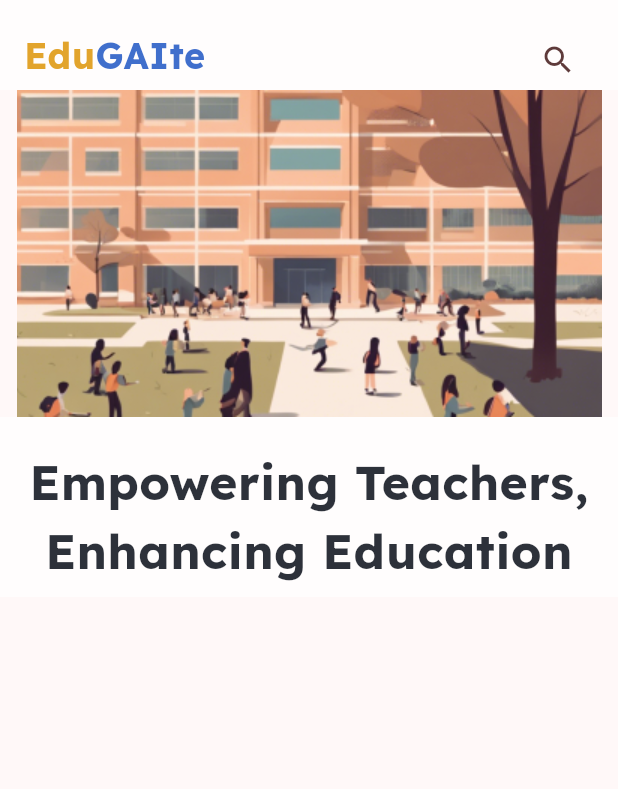
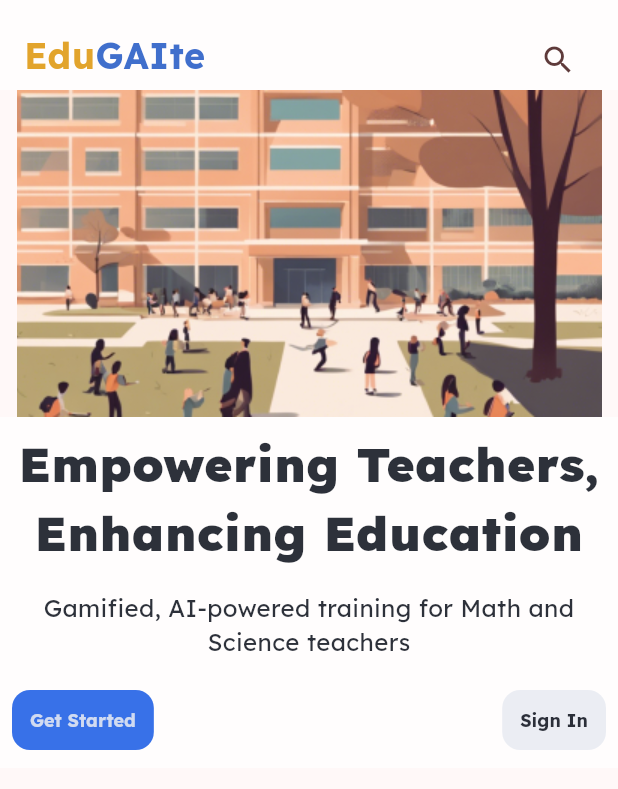
Before and after one commit to SiegfredLorelle/edugaite, a Flutter app: the HomePage screen opened by its route, on a phone screen of 412 x 824 dp. Shown: the top 789 px of the screen. Run offline on Flutter 3.47's test engine with Material 3 defaults, Android fonts, the light colour scheme and no system bars.

Commit message:
Add texts and login/sign up buttons

```diff
--- a/lib/main.dart
+++ b/lib/main.dart
@@ -182,22 +182,91 @@ class HomePageBody extends StatelessWidget {
   Widget build(BuildContext context) {
     return Container(
       child: Column(children: <Widget> [
+
         const Image(image: AssetImage('assets/images/home-hero.png')),
+
         Container(
           color: Colors.white70,
-          padding: const EdgeInsets.fromLTRB(16.0, 20.0, 16.0, 8.0),
-          child: Text(
+          padding: const EdgeInsets.fromLTRB(8.0, 8.0, 8.0, 8.0),
+          child: const Text(
             "Empowering Teachers, Enhancing Education",
             textAlign: TextAlign.center,
             style: TextStyle(
               fontSize: 32.0,
               color: Color.fromRGBO(13, 18, 28, 0.867),
               fontFamily: "Lexend",
-              fontWeight: FontWeight.bold,
+              fontWeight: FontWeight.w900,
             )
+          )
+        ),
+
+        Container(
+          color: Colors.white70,
+          padding: const EdgeInsets.fromLTRB(8.0, 8.0, 8.0, 8.0),
+          child: const Text(
+            "Gamified, AI-powered training for Math and Science teachers",
+            textAlign: TextAlign.center,
+            style: TextStyle(
+              fontSize: 16.0,
+              color: Color.fromRGBO(13, 18, 28, 0.867),
+              fontFamily: "Lexend",
+            )
+          )
+        ),
+
+        // Spacer(),
+
+        Container(
+          color: Colors.white70,
+          padding: const EdgeInsets.fromLTRB(8.0, 8.0, 8.0, 8.0),
+          child: Row( children: <Widget> [
+            TextButton(
+              onPressed: () {
+                // Handle login logic here (e.g., form validation, authentication)
+              },
+              style: TextButton.styleFrom(
+                backgroundColor: const Color.fromRGBO(26, 92, 229, 0.867), // Set your desired background color
+                shape: RoundedRectangleBorder(
+                  borderRadius: BorderRadius.circular(12.0), // Customize button shape
+                ),
+                foregroundColor: const Color.fromRGBO(232, 235, 242, 0.867), // Set your desired color here
+                textStyle: const TextStyle(
+                  fontSize: 12.0, // Set text size
+                  fontFamily: "Lexend",
+                  fontWeight: FontWeight.bold,
+
+                ),
+              ),
+              child: const Text('Get Started'),
+            ),
+
+            const Spacer(),
+
+            TextButton(
+              onPressed: () {
+                // Handle login logic here (e.g., form validation, authentication)
+              },
+              style: TextButton.styleFrom(
+                backgroundColor: const Color.fromRGBO(232, 235, 242, 0.867), // Set your desired background color
+                shape: RoundedRectangleBorder(
+                  borderRadius: BorderRadius.circular(12.0), // Customize button shape
+                ),
+                foregroundColor: const Color.fromRGBO(13, 18, 28, 0.867), // Set your desired color here
+                textStyle: const TextStyle(
+                  fontSize: 12.0, // Set text size
+                  fontFamily: "Lexend",
+                  fontWeight: FontWeight.bold,
+
+                ),
+              ),
+              child: const Text('Sign In'),
+            ),
+
+          ]
 
           )
         ),
+
       ]
 
       )
```
